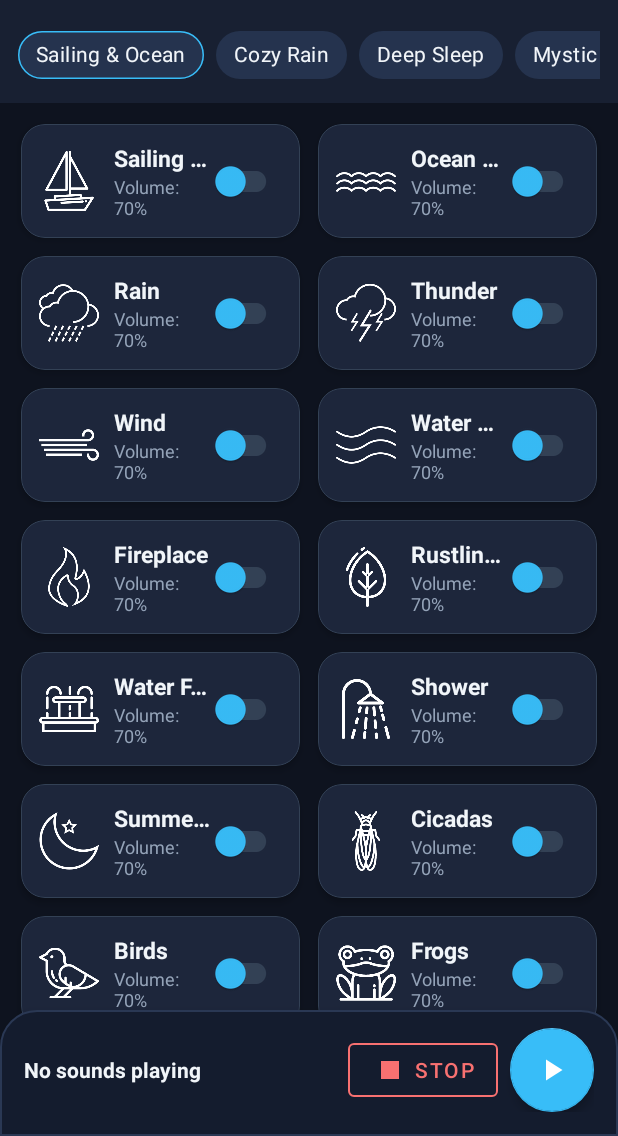
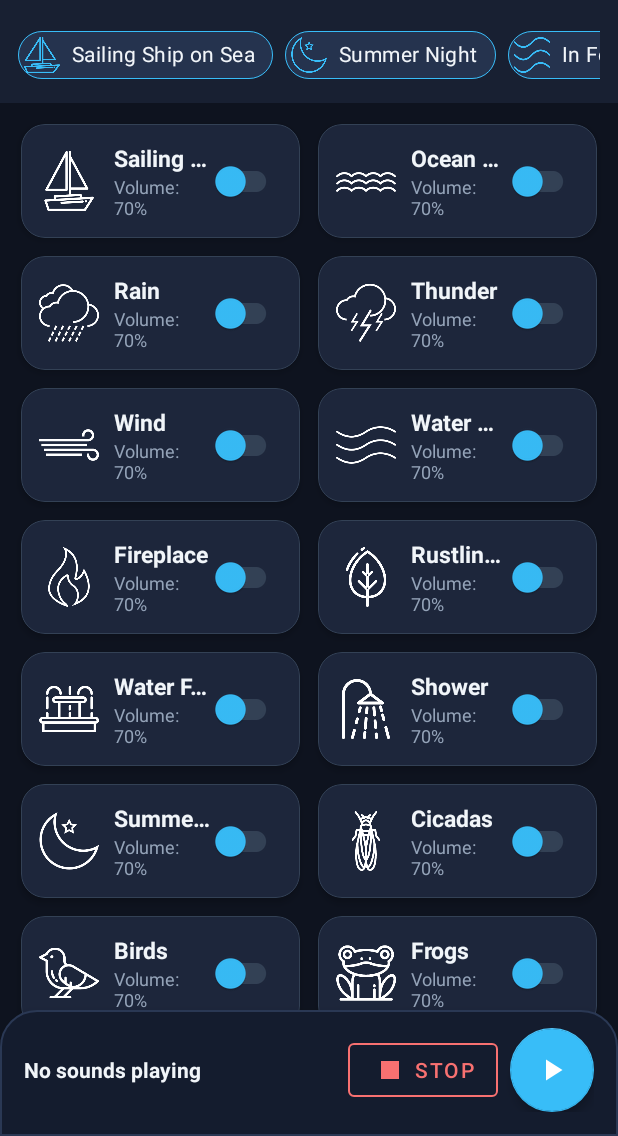
Before and after one commit to ismael6499/white-noise, an Android app: the screen it shows after launch (MainActivity), on a phone screen of 412 x 824 dp, the part 100-1236 px from its top. Run offline under Robolectric (Android 15) with nearby library versions, the phone set to English and light mode, and no system bars; 1 statement that could not run was skipped.

Commit message:
feat: add all authentic relaxation presets including Summer Night and In Forest

```diff
--- a/app/src/main/java/com/agustin/whitenoise/MainActivity.java
+++ b/app/src/main/java/com/agustin/whitenoise/MainActivity.java
@@ -128,11 +128,24 @@ public class MainActivity extends AppCompatActivity implements SoundAdapter.OnSo
     }
 
     private void setupPresets() {
-        findViewById(R.id.chipPresetSailingSea).setOnClickListener(v -> loadPreset(SoundCatalog.PRESET_SAILING_SEA));
-        findViewById(R.id.chipPresetCozyRain).setOnClickListener(v -> loadPreset(SoundCatalog.PRESET_COZY_RAIN));
-        findViewById(R.id.chipPresetDeepFocus).setOnClickListener(v -> loadPreset(SoundCatalog.PRESET_DEEP_FOCUS));
-        findViewById(R.id.chipPresetMysticNight).setOnClickListener(v -> loadPreset(SoundCatalog.PRESET_MYSTIC_NIGHT));
-        findViewById(R.id.chipPresetCabinFire).setOnClickListener(v -> loadPreset(SoundCatalog.PRESET_CABIN_FIRE));
+        chipGroupPresets.removeAllViews();
+
+        // Populate all built-in presets dynamically
+        for (Preset preset : SoundCatalog.getBuiltInPresets()) {
+            Chip chip = new Chip(this);
+            chip.setText(preset.getNameResId());
+            chip.setTextColor(ContextCompat.getColor(this, R.color.text_primary));
+            chip.setChipBackgroundColorResource(R.color.chip_bg);
+            chip.setChipStrokeColorResource(R.color.accent_blue);
+            chip.setChipStrokeWidth(1f);
+            if (preset.getIconResId() != 0) {
+                chip.setChipIconResource(preset.getIconResId());
+                chip.setChipIconTintResource(R.color.accent_blue);
+            }
+            chip.setCheckable(true);
+            chip.setOnClickListener(v -> loadPreset(preset.getId()));
+            chipGroupPresets.addView(chip);
+        }
 
         loadCustomPresetChips();
     }
@@ -221,7 +234,8 @@ public class MainActivity extends AppCompatActivity implements SoundAdapter.OnSo
             playerService.loadPresetAndPlay(presetId);
             Preset p = SoundCatalog.getBuiltInPreset(presetId);
             if (p != null) {
-                Toast.makeText(this, getString(R.string.preset_loaded, p.getName()), Toast.LENGTH_SHORT).show();
+                String name = p.getNameResId() != 0 ? getString(p.getNameResId()) : p.getName();
+                Toast.makeText(this, getString(R.string.preset_loaded, name), Toast.LENGTH_SHORT).show();
             }
         }
     }
--- a/app/src/main/java/com/agustin/whitenoise/model/Preset.java
+++ b/app/src/main/java/com/agustin/whitenoise/model/Preset.java
@@ -1,14 +1,24 @@
 package com.agustin.whitenoise.model;
 
-import java.util.HashMap;
+import androidx.annotation.DrawableRes;
+import androidx.annotation.StringRes;
+import java.util.LinkedHashMap;
 import java.util.Map;
 
 public class Preset {
     private String id;
-    private String name;
-    private Map<String, Integer> soundVolumes = new HashMap<>();
+    private @StringRes int nameResId;
+    private @DrawableRes int iconResId;
+    private String name; // Used for custom user-created presets
+    private Map<String, Integer> soundVolumes = new LinkedHashMap<>();
 
     public Preset() {
+    }
+
+    public Preset(String id, @StringRes int nameResId, @DrawableRes int iconResId) {
+        this.id = id;
+        this.nameResId = nameResId;
+        this.iconResId = iconResId;
     }
 
     public Preset(String id, String name) {
@@ -22,6 +32,22 @@ public class Preset {
 
     public void setId(String id) {
         this.id = id;
+    }
+
+    public int getNameResId() {
+        return nameResId;
+    }
+
+    public void setNameResId(int nameResId) {
+        this.nameResId = nameResId;
+    }
+
+    public int getIconResId() {
+        return iconResId;
+    }
+
+    public void setIconResId(int iconResId) {
+        this.iconResId = iconResId;
     }
 
     public String getName() {
--- a/app/src/main/java/com/agustin/whitenoise/model/SoundCatalog.java
+++ b/app/src/main/java/com/agustin/whitenoise/model/SoundCatalog.java
@@ -9,61 +9,129 @@ import java.util.Map;
 
 public class SoundCatalog {
 
-    public static final String PRESET_SAILING_SEA = "sailing_sea";
-    public static final String PRESET_COZY_RAIN = "cozy_rain";
+    // Presets Constants
+    public static final String PRESET_SAILING_SEA = "sailing_on_sea";
+    public static final String PRESET_SUMMER_NIGHT = "summer_night";
+    public static final String PRESET_IN_FOREST = "in_forest";
+    public static final String PRESET_RAINING_FROGS = "raining_frogs";
+    public static final String PRESET_RAIN = "rain";
+    public static final String PRESET_FIREPLACE = "fireplace";
+    public static final String PRESET_WIND_CHIMES = "wind_chimes";
+    public static final String PRESET_WHITE_NOISE = "white_noise";
+    public static final String PRESET_PINK_NOISE = "pink_noise";
+    public static final String PRESET_BROWN_NOISE = "brown_noise";
+    public static final String PRESET_SEA_SIDE = "sea_side";
     public static final String PRESET_DEEP_FOCUS = "deep_focus";
-    public static final String PRESET_MYSTIC_NIGHT = "mystic_night";
-    public static final String PRESET_CABIN_FIRE = "cabin_fire";
+    public static final String PRESET_LULLABY = "lullaby";
 
     private static final Map<String, SoundItem> SOUNDS_MAP = new LinkedHashMap<>();
+    private static final Map<String, Preset> PRESETS_MAP = new LinkedHashMap<>();
 
     static {
-        // Priority Top Favorites: Sailing Ship & Ocean Waves
-        register("sailing", R.string.sound_sailing, R.drawable.sailing, R.raw.sailing);
-        register("sea_side", R.string.sound_sea_side, R.drawable.sea_side, R.raw.sea_side);
+        // --- 31 Sounds Catalog ---
+        registerSound("sailing", R.string.sound_sailing, R.drawable.sailing, R.raw.sailing);
+        registerSound("sea_side", R.string.sound_sea_side, R.drawable.sea_side, R.raw.sea_side);
+        registerSound("rain", R.string.sound_rain, R.drawable.rain, R.raw.rain);
+        registerSound("thunder", R.string.sound_thunder, R.drawable.thunder, R.raw.thunder);
+        registerSound("wind", R.string.sound_wind, R.drawable.wind, R.raw.wind);
+        registerSound("water_stream", R.string.sound_water_stream, R.drawable.water_stream, R.raw.water_stream);
+        registerSound("fireplace", R.string.sound_fireplace, R.drawable.fireplace, R.raw.fireplace);
+        registerSound("leaves", R.string.sound_leaves, R.drawable.leaves, R.raw.leaves);
+        registerSound("fountain", R.string.sound_fountain, R.drawable.fountain, R.raw.fountain);
+        registerSound("shower", R.string.sound_shower, R.drawable.shower, R.raw.shower);
+        registerSound("summer_night", R.string.sound_summer_night, R.drawable.summer_night, R.raw.summer_night);
+        registerSound("cicadas", R.string.sound_cicadas, R.drawable.cicadas, R.raw.cicadas);
+        registerSound("bird", R.string.sound_bird, R.drawable.bird, R.raw.bird);
+        registerSound("frogs", R.string.sound_frogs, R.drawable.frogs, R.raw.frogs);
+        registerSound("whales", R.string.sound_whales, R.drawable.whales, R.raw.whales);
+        registerSound("wolves", R.string.sound_wolves, R.drawable.wolves, R.raw.wolves);
+        registerSound("white_noise", R.string.sound_white_noise, R.drawable.white_noise, R.raw.white_noise);
+        registerSound("pink_noise", R.string.sound_pink_noise, R.drawable.pink_noise, R.raw.pink_noise);
+        registerSound("brown_noise", R.string.sound_brown_noise, R.drawable.brown_noise, R.raw.brown_noise);
+        registerSound("fan", R.string.sound_fan, R.drawable.fan, R.raw.fan);
+        registerSound("music_box", R.string.sound_music_box, R.drawable.music_box, R.raw.music_box);
+        registerSound("piano", R.string.sound_piano, R.drawable.piano, R.raw.piano);
+        registerSound("wind_chimes", R.string.sound_wind_chimes, R.drawable.wind_chimes, R.raw.wind_chimes);
+        registerSound("train", R.string.sound_train, R.drawable.train, R.raw.train);
+        registerSound("car", R.string.sound_car, R.drawable.car, R.raw.car);
+        registerSound("crowd", R.string.sound_crowd, R.drawable.crowd, R.raw.crowd);
+        registerSound("keyboard", R.string.sound_keyboard, R.drawable.keyboard, R.raw.keyboard);
+        registerSound("washing_machine", R.string.sound_washing_machine, R.drawable.washing_machine, R.raw.washing_machine);
+        registerSound("vacuum_cleaner", R.string.sound_vacuum_cleaner, R.drawable.vacuum_cleaner, R.raw.vacuum_cleaner);
+        registerSound("hair_dryer", R.string.sound_hair_dryer, R.drawable.hair_dryer, R.raw.hair_dryer);
+        registerSound("shush", R.string.sound_shush, R.drawable.shush, R.raw.shush);
 
-        // Nature & Water
-        register("rain", R.string.sound_rain, R.drawable.rain, R.raw.rain);
-        register("thunder", R.string.sound_thunder, R.drawable.thunder, R.raw.thunder);
-        register("wind", R.string.sound_wind, R.drawable.wind, R.raw.wind);
-        register("water_stream", R.string.sound_water_stream, R.drawable.water_stream, R.raw.water_stream);
-        register("fireplace", R.string.sound_fireplace, R.drawable.fireplace, R.raw.fireplace);
-        register("leaves", R.string.sound_leaves, R.drawable.leaves, R.raw.leaves);
-        register("fountain", R.string.sound_fountain, R.drawable.fountain, R.raw.fountain);
-        register("shower", R.string.sound_shower, R.drawable.shower, R.raw.shower);
+        // --- All Original App Presets & Templates ---
+        registerPreset(new Preset(PRESET_SAILING_SEA, R.string.preset_sailing_on_sea, R.drawable.sailing)
+                .addSound("sailing", 80)
+                .addSound("sea_side", 65));
 
-        // Night & Wildlife
-        register("summer_night", R.string.sound_summer_night, R.drawable.summer_night, R.raw.summer_night);
-        register("cicadas", R.string.sound_cicadas, R.drawable.cicadas, R.raw.cicadas);
-        register("bird", R.string.sound_bird, R.drawable.bird, R.raw.bird);
-        register("frogs", R.string.sound_frogs, R.drawable.frogs, R.raw.frogs);
-        register("whales", R.string.sound_whales, R.drawable.whales, R.raw.whales);
-        register("wolves", R.string.sound_wolves, R.drawable.wolves, R.raw.wolves);
+        registerPreset(new Preset(PRESET_SUMMER_NIGHT, R.string.preset_summer_night, R.drawable.summer_night)
+                .addSound("summer_night", 80)
+                .addSound("cicadas", 55)
+                .addSound("frogs", 35)
+                .addSound("wind", 30));
 
-        // Colors of Noise & Atmosphere
-        register("white_noise", R.string.sound_white_noise, R.drawable.white_noise, R.raw.white_noise);
-        register("pink_noise", R.string.sound_pink_noise, R.drawable.pink_noise, R.raw.pink_noise);
-        register("brown_noise", R.string.sound_brown_noise, R.drawable.brown_noise, R.raw.brown_noise);
-        register("fan", R.string.sound_fan, R.drawable.fan, R.raw.fan);
+        registerPreset(new Preset(PRESET_IN_FOREST, R.string.preset_in_forest, R.drawable.water_stream)
+                .addSound("water_stream", 75)
+                .addSound("bird", 65)
+                .addSound("leaves", 50)
+                .addSound("wind", 35));
 
-        // Ambient & Relaxing Music
-        register("music_box", R.string.sound_music_box, R.drawable.music_box, R.raw.music_box);
-        register("piano", R.string.sound_piano, R.drawable.piano, R.raw.piano);
-        register("wind_chimes", R.string.sound_wind_chimes, R.drawable.wind_chimes, R.raw.wind_chimes);
+        registerPreset(new Preset(PRESET_RAINING_FROGS, R.string.preset_raining_frogs, R.drawable.frogs)
+                .addSound("rain", 75)
+                .addSound("frogs", 60)
+                .addSound("thunder", 40));
 
-        // Urban & Domestic Life
-        register("train", R.string.sound_train, R.drawable.train, R.raw.train);
-        register("car", R.string.sound_car, R.drawable.car, R.raw.car);
-        register("crowd", R.string.sound_crowd, R.drawable.crowd, R.raw.crowd);
-        register("keyboard", R.string.sound_keyboard, R.drawable.keyboard, R.raw.keyboard);
-        register("washing_machine", R.string.sound_washing_machine, R.drawable.washing_machine, R.raw.washing_machine);
-        register("vacuum_cleaner", R.string.sound_vacuum_cleaner, R.drawable.vacuum_cleaner, R.raw.vacuum_cleaner);
-        register("hair_dryer", R.string.sound_hair_dryer, R.drawable.hair_dryer, R.raw.hair_dryer);
-        register("shush", R.string.sound_shush, R.drawable.shush, R.raw.shush);
+        registerPreset(new Preset(PRESET_RAIN, R.string.preset_rain, R.drawable.rain)
+                .addSound("rain", 80)
+                .addSound("thunder", 50)
+                .addSound("wind", 35));
+
+        registerPreset(new Preset(PRESET_FIREPLACE, R.string.preset_fireplace, R.drawable.fireplace)
+                .addSound("fireplace", 85)
+                .addSound("wind", 40)
+                .addSound("piano", 35));
+
+        registerPreset(new Preset(PRESET_WIND_CHIMES, R.string.preset_wind_chimes, R.drawable.wind_chimes)
+                .addSound("wind_chimes", 80)
+                .addSound("wind", 55)
+                .addSound("water_stream", 45));
+
+        registerPreset(new Preset(PRESET_WHITE_NOISE, R.string.preset_white_noise, R.drawable.white_noise)
+                .addSound("white_noise", 75)
+                .addSound("fan", 50));
+
+        registerPreset(new Preset(PRESET_PINK_NOISE, R.string.preset_pink_noise, R.drawable.pink_noise)
+                .addSound("pink_noise", 75)
+                .addSound("fan", 50));
+
+        registerPreset(new Preset(PRESET_BROWN_NOISE, R.string.preset_brown_noise, R.drawable.brown_noise)
+                .addSound("brown_noise", 80)
+                .addSound("fan", 45));
+
+        registerPreset(new Preset(PRESET_SEA_SIDE, R.string.preset_sea_side, R.drawable.sea_side)
+                .addSound("sea_side", 85)
+                .addSound("wind", 40)
+                .addSound("whales", 30));
+
+        registerPreset(new Preset(PRESET_DEEP_FOCUS, R.string.preset_deep_focus, R.drawable.keyboard)
+                .addSound("keyboard", 60)
+                .addSound("crowd", 45)
+                .addSound("rain", 40));
+
+        registerPreset(new Preset(PRESET_LULLABY, R.string.preset_lullaby, R.drawable.music_box)
+                .addSound("music_box", 80)
+                .addSound("piano", 60)
+                .addSound("wind_chimes", 35));
     }
 
-    private static void register(String id, int nameResId, int iconResId, int rawResId) {
+    private static void registerSound(String id, int nameResId, int iconResId, int rawResId) {
         SOUNDS_MAP.put(id, new SoundItem(id, nameResId, iconResId, rawResId));
+    }
+
+    private static void registerPreset(Preset preset) {
+        PRESETS_MAP.put(preset.getId(), preset);
     }
 
     public static List<SoundItem> createFreshSoundList() {
@@ -82,33 +150,19 @@ public class SoundCatalog {
         return Collections.unmodifiableMap(SOUNDS_MAP);
     }
 
+    public static List<Preset> getBuiltInPresets() {
+        return new ArrayList<>(PRESETS_MAP.values());
+    }
+
     public static Preset getBuiltInPreset(String presetId) {
-        Preset preset = new Preset();
-        preset.setId(presetId);
-
-        if (PRESET_SAILING_SEA.equalsIgnoreCase(presetId)) {
-            preset.setName("Sailing & Ocean");
-            preset.addSound("sailing", 80);
-            preset.addSound("sea_side", 65);
-        } else if (PRESET_COZY_RAIN.equalsIgnoreCase(presetId)) {
-            preset.setName("Cozy Rain");
-            preset.addSound("rain", 75);
-            preset.addSound("thunder", 45);
-            preset.addSound("wind", 30);
-        } else if (PRESET_DEEP_FOCUS.equalsIgnoreCase(presetId)) {
-            preset.setName("Deep Sleep");
-            preset.addSound("brown_noise", 60);
-            preset.addSound("fan", 50);
-        } else if (PRESET_MYSTIC_NIGHT.equalsIgnoreCase(presetId)) {
-            preset.setName("Mystic Night");
-            preset.addSound("summer_night", 70);
-            preset.addSound("cicadas", 40);
-            preset.addSound("whales", 35);
-        } else if (PRESET_CABIN_FIRE.equalsIgnoreCase(presetId)) {
-            preset.setName("Cabin Fireplace");
-            preset.addSound("fireplace", 80);
-            preset.addSound("wind", 40);
+        // Also support aliases (like "sailing_sea", "cozy_rain", etc.)
+        if ("sailing_sea".equalsIgnoreCase(presetId)) {
+            presetId = PRESET_SAILING_SEA;
+        } else if ("cozy_rain".equalsIgnoreCase(presetId)) {
+            presetId = PRESET_RAIN;
+        } else if ("cabin_fire".equalsIgnoreCase(presetId)) {
+            presetId = PRESET_FIREPLACE;
         }
-        return preset;
+        return PRESETS_MAP.get(presetId);
     }
 }
--- a/app/src/main/res/layout/activity_main.xml
+++ b/app/src/main/res/layout/activity_main.xml
@@ -91,63 +91,7 @@
                 android:layout_height="wrap_content"
                 app:singleLine="true"
                 app:singleSelection="true">
-
-                <com.google.android.material.chip.Chip
-                    android:id="@+id/chipPresetSailingSea"
-                    style="@style/Widget.MaterialComponents.Chip.Choice"
-                    android:layout_width="wrap_content"
-                    android:layout_height="wrap_content"
-                    android:text="@string/preset_sailing_sea"
-                    android:textColor="@color/text_primary"
-                    app:chipBackgroundColor="@color/chip_bg"
-                    app:chipIcon="@drawable/sailing"
-                    app:chipIconTint="@color/accent_blue"
-                    app:chipStrokeColor="@color/accent_blue"
-                    app:chipStrokeWidth="1dp" />
-
-                <com.google.android.material.chip.Chip
-                    android:id="@+id/chipPresetCozyRain"
-                    style="@style/Widget.MaterialComponents.Chip.Choice"
-                    android:layout_width="wrap_content"
-                    android:layout_height="wrap_content"
-                    android:text="@string/preset_cozy_rain"
-                    android:textColor="@color/text_primary"
-                    app:chipBackgroundColor="@color/chip_bg"
-                    app:chipIcon="@drawable/rain"
-                    app:chipIconTint="@color/accent_blue" />
-
-                <com.google.android.material.chip.Chip
-                    android:id="@+id/chipPresetDeepFocus"
-                    style="@style/Widget.MaterialComponents.Chip.Choice"
-                    android:layout_width="wrap_content"
-                    android:layout_height="wrap_content"
-                    android:text="@string/preset_deep_focus"
-                    android:textColor="@color/text_primary"
-                    app:chipBackgroundColor="@color/chip_bg"
-                    app:chipIcon="@drawable/brown_noise"
-                    app:chipIconTint="@color/accent_blue" />
-
-                <com.google.android.material.chip.Chip
-                    android:id="@+id/chipPresetMysticNight"
-                    style="@style/Widget.MaterialComponents.Chip.Choice"
-                    android:layout_width="wrap_content"
-                    android:layout_height="wrap_content"
-                    android:text="@string/preset_mystic_night"
-                    android:textColor="@color/text_primary"
-                    app:chipBackgroundColor="@color/chip_bg"
-                    app:chipIcon="@drawable/summer_night"
-                    app:chipIconTint="@color/accent_blue" />
-
-                <com.google.android.material.chip.Chip
-                    android:id="@+id/chipPresetCabinFire"
-                    style="@style/Widget.MaterialComponents.Chip.Choice"
-                    android:layout_width="wrap_content"
-                    android:layout_height="wrap_content"
-                    android:text="@string/preset_cabin_fire"
-                    android:textColor="@color/text_primary"
-                    app:chipBackgroundColor="@color/chip_bg"
-                    app:chipIcon="@drawable/fireplace"
-                    app:chipIconTint="@color/accent_blue" />
+                <!-- Dynamically populated with all presets -->
             </com.google.android.material.chip.ChipGroup>
         </HorizontalScrollView>
 
--- a/app/src/main/res/values/strings.xml
+++ b/app/src/main/res/values/strings.xml
@@ -14,11 +14,22 @@
     <string name="timer_badge_format">%1$02d:%2$02d</string>
     <string name="presets">Presets</string>
     <string name="preset_all">All Sounds</string>
-    <string name="preset_sailing_sea">Sailing &amp; Ocean</string>
-    <string name="preset_cozy_rain">Cozy Rain</string>
-    <string name="preset_deep_focus">Deep Sleep</string>
-    <string name="preset_mystic_night">Mystic Night</string>
-    <string name="preset_cabin_fire">Cabin Fireplace</string>
+
+    <!-- Original & Extended Presets -->
+    <string name="preset_sailing_on_sea">Sailing Ship on Sea</string>
+    <string name="preset_summer_night">Summer Night</string>
+    <string name="preset_in_forest">In Forest</string>
+    <string name="preset_raining_frogs">Raining Frogs</string>
+    <string name="preset_rain">Raining</string>
+    <string name="preset_fireplace">Fireplace</string>
+    <string name="preset_wind_chimes">Wind Chimes</string>
+    <string name="preset_white_noise">White Noise</string>
+    <string name="preset_pink_noise">Pink Noise</string>
+    <string name="preset_brown_noise">Brown Noise</string>
+    <string name="preset_sea_side">Ocean Breeze</string>
+    <string name="preset_deep_focus">Focus &amp; Study</string>
+    <string name="preset_lullaby">Music Box &amp; Lullaby</string>
+
     <string name="save_preset">Save Current Mix</string>
     <string name="save_preset_title">Save Preset</string>
     <string name="save_preset_hint">Preset Name</string>
```
Also changed, not shown: 2 other files.
